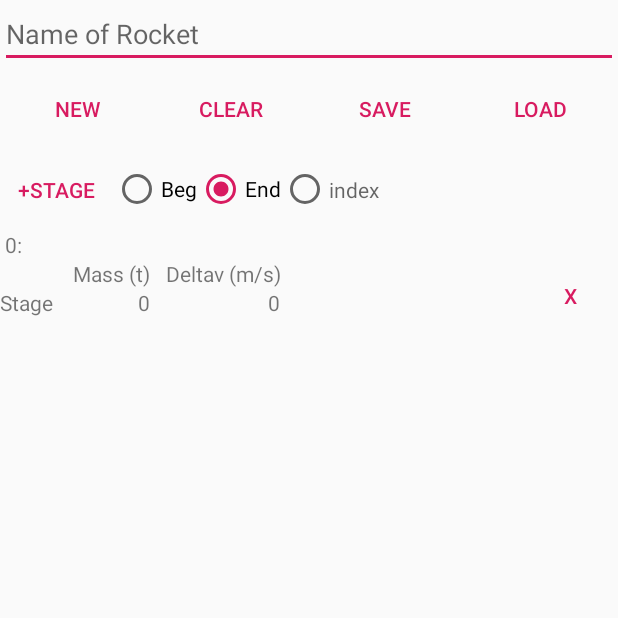
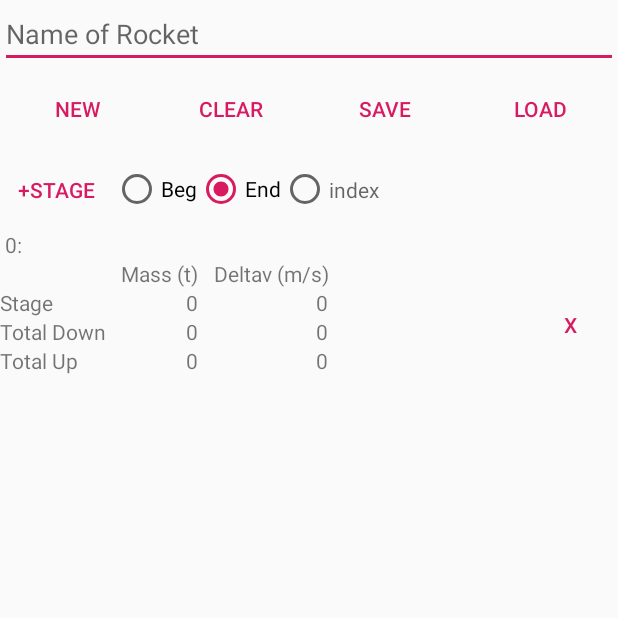
Before and after one commit to evandisoft/MultistageDeltavCalculator, an Android app: the screen it shows after launch (MainActivity), after a tap on "NEW", on a phone screen of 412 x 824 dp, the top half of it. Run offline under Robolectric (Android 15) with nearby library versions, the phone set to English and light mode, and no system bars.

Commit message:
Fixed Format. Made Deltav not have fractional digits.

```diff
--- a/app/src/main/java/com/evandisoft/multistagedeltav2/app/RocketStageViewHolder.java
+++ b/app/src/main/java/com/evandisoft/multistagedeltav2/app/RocketStageViewHolder.java
@@ -14,6 +14,7 @@ import java.text.DecimalFormat;
 
 class RocketStageViewHolder extends RecyclerView.ViewHolder {
     private DecimalFormat decimalFormat = new DecimalFormat();
+    private DecimalFormat deltavFormat=new DecimalFormat();
 
 
     private TextView massView,deltavView,totalDownDeltavView,totalDownMassView,totalUpDeltavView,
@@ -29,6 +30,7 @@ class RocketStageViewHolder extends RecyclerView.ViewHolder {
     public RocketStageViewHolder(@NonNull View itemView) {
         super(itemView);
         //decimalFormat.
+        deltavFormat.setMaximumFractionDigits(0);
 
         massView =itemView.findViewById(R.id.rocketStageGroupMassView);
         deltavView =itemView.findViewById(R.id.rocketStageGroupDeltavView);
@@ -54,38 +56,38 @@ class RocketStageViewHolder extends RecyclerView.ViewHolder {
         double mass=rocketStage.getFullMass();
         massView.setText(this.decimalFormat.format(mass));
         double deltav=rocketStage.getDeltaV();
-        deltavView.setText(this.decimalFormat.format(deltav));
+        deltavView.setText(this.deltavFormat.format(deltav));
         double deltavUpThrough=rocket.getDeltaVUpThrough(i);
-        totalUpDeltavView.setText(this.decimalFormat.format(deltavUpThrough));
+        totalUpDeltavView.setText(this.deltavFormat.format(deltavUpThrough));
         double massUpThrough=rocket.getMassUpThrough(i);
         totalUpMassView.setText(this.decimalFormat.format(massUpThrough));
         double deltavDownThrough=rocket.getDeltaVDownThrough(i);
-        totalDownDeltavView.setText(this.decimalFormat.format(deltavDownThrough));
+        totalDownDeltavView.setText(this.deltavFormat.format(deltavDownThrough));
         double massDownThrough=rocket.getMassDownThrough(i);
         totalDownMassView.setText(this.decimalFormat.format(massDownThrough));
         nameView.setText(String.format(" %s",rocketStage.name));
         stageNumberView.setText(String.format(" %d",i));
 
 
-        TableRow[] setVisibleRows={titleRow,stageRow,totalUpRow,totalDownRow};
-        for(TableRow row:setVisibleRows){
-            row.setVisibility(View.VISIBLE);
-        }
-
-        if(mass==massDownThrough){
-            totalDownRow.setVisibility(View.GONE);
-        }
-
-        if(mass==massUpThrough){
-            totalUpRow.setVisibility(View.GONE);
-        }
-
-        if(mass==0){
-            TableRow[] goneRows={totalUpRow,totalDownRow};
-            for(TableRow row:goneRows){
-                row.setVisibility(View.GONE);
-            }
-        }
+//        TableRow[] setVisibleRows={titleRow,stageRow,totalUpRow,totalDownRow};
+//        for(TableRow row:setVisibleRows){
+//            row.setVisibility(View.VISIBLE);
+//        }
+//
+//        if(mass==massDownThrough){
+//            totalDownRow.setVisibility(View.GONE);
+//        }
+//
+//        if(mass==massUpThrough){
+//            totalUpRow.setVisibility(View.GONE);
+//        }
+//
+//        if(mass==0){
+//            TableRow[] goneRows={totalUpRow,totalDownRow};
+//            for(TableRow row:goneRows){
+//                row.setVisibility(View.GONE);
+//            }
+//        }
 
         final RocketStagesRecyclerAdapter finalRsra=rsra;
         final int finalI=i;
```
